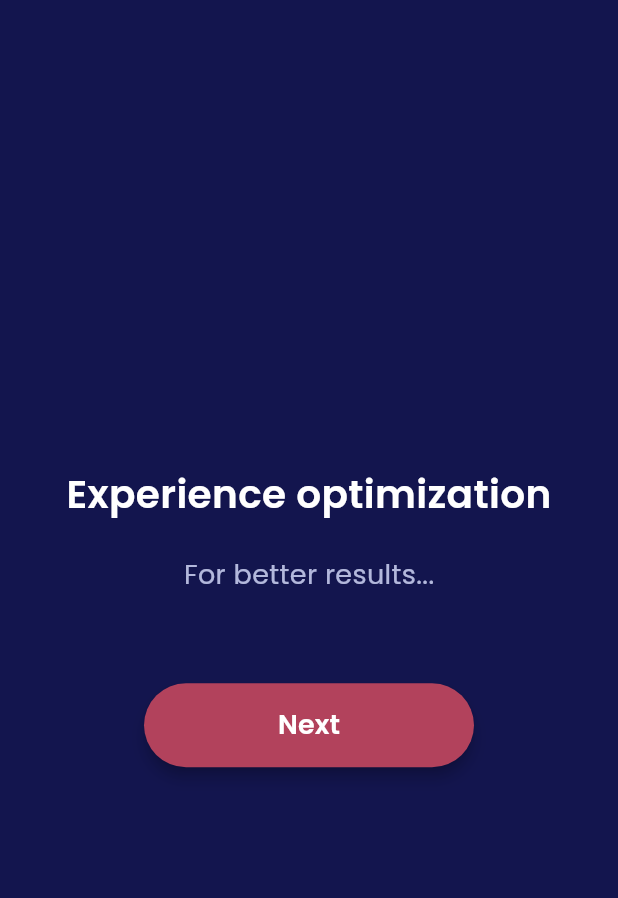
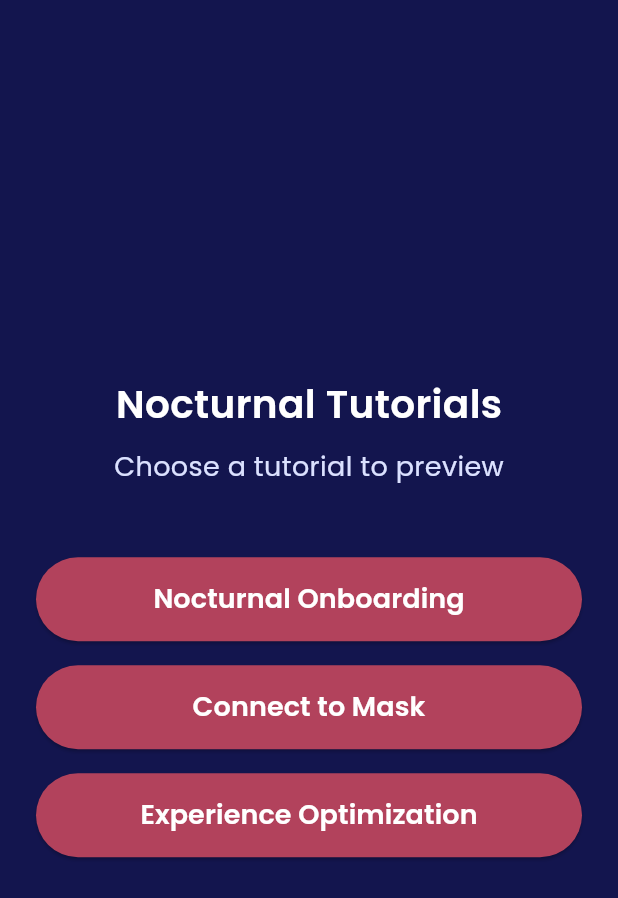
Before and after one commit to Nocturnal-Inc/nocturnal_flutter_tutorials, a Flutter app: the screen it shows after launch, on a phone screen of 412 x 824 dp. Shown: the top 898 px of the screen. Run offline on Flutter 3.47's test engine with Material 3 defaults, Android fonts, the phone set to English and light mode, and no system bars; drawn by our look-alikes of flutter_animate; our stand-ins replace chewie, smooth_page_indicator, video_player.

```diff
--- a/lib/main.dart
+++ b/lib/main.dart
@@ -11,7 +11,7 @@ class NocturnalOnboardingApp extends StatelessWidget {
   @override
   Widget build(BuildContext context) {
     return MaterialApp(
-      title: 'Nocturnal Onboarding',
+      title: 'Nocturnal Tutorials',
       debugShowCheckedModeBanner: false,
       theme: ThemeData(
         fontFamily: TutorialsTheme.fontFamily,
@@ -21,30 +21,106 @@ class NocturnalOnboardingApp extends StatelessWidget {
         ),
         scaffoldBackgroundColor: TutorialsTheme.backgroundColor,
       ),
-      // home: NocturnalOnboardingWidget(
-      //   onComplete: () {
-      //     debugPrint('Onboarding complete!');
-      //   },
-      //   disabledSections: const {},
-      //   skipLabel: 'Skip',
-      //   onSkip: () => debugPrint('Onboarding skipped!'),
-      // ),
-      // home: ConnectToMaskWidget(
-      //   onComplete: () {
-      //     debugPrint('Connection tutorial complete!');
-      //   },
-      //   onSkip: () => debugPrint('Connection tutorial skipped!'),
-      //   finishLabel: "Next",
-      // ),
-      home: ExperienceOptimizationWidget(
-        onComplete: () {
-          debugPrint('Experience optimazation complete!');
-        },
-        onSkip: () {
-          debugPrint('Experience optimization skipped!');
-        },
-        finishLabel: "Next",
+      home: const _TutorialLauncherPage(),
+    );
+  }
+}
+
+class _TutorialLauncherPage extends StatelessWidget {
+  const _TutorialLauncherPage();
+
+  void _push(BuildContext context, Widget page) {
+    Navigator.of(context).push(MaterialPageRoute(builder: (_) => page));
+  }
+
+  @override
+  Widget build(BuildContext context) {
+    return Scaffold(
+      body: Center(
+        child: Padding(
+          padding: const EdgeInsets.symmetric(
+            horizontal: TutorialsTheme.pagePadding,
+          ),
+          child: Column(
+            mainAxisSize: MainAxisSize.min,
+            children: [
+              Text('Nocturnal Tutorials', style: TutorialsTheme.headingStyle),
+              const SizedBox(height: 12),
+              Text(
+                'Choose a tutorial to preview',
+                style: TutorialsTheme.subheadingStyle,
+              ),
+              const SizedBox(height: 48),
+              _LauncherButton(
+                label: 'Nocturnal Onboarding',
+                onTap: () => _push(
+                  context,
+                  NocturnalOnboardingWidget(
+                    onComplete: () => Navigator.of(context).pop(),
+                    onSkip: () => Navigator.of(context).pop(),
+                    skipLabel: 'Skip',
+                    disabledSections: const {},
+                  ),
+                ),
+              ),
+              const SizedBox(height: 16),
+              _LauncherButton(
+                label: 'Connect to Mask',
+                onTap: () => _push(
+                  context,
+                  ConnectToMaskWidget(
+                    onComplete: () => Navigator.of(context).pop(),
+                    onSkip: () => Navigator.of(context).pop(),
+                    skipLabel: 'Skip',
+                    finishLabel: 'Next',
+                  ),
+                ),
+              ),
+              const SizedBox(height: 16),
+              _LauncherButton(
+                label: 'Experience Optimization',
+                onTap: () => _push(
+                  context,
+                  ExperienceOptimizationWidget(
+                    onComplete: () => Navigator.of(context).pop(),
+                    onSkip: () => Navigator.of(context).pop(),
+                    skipLabel: 'Skip',
+                    finishLabel: 'Next',
+                  ),
+                ),
+              ),
+            ],
+          ),
+        ),
       ),
     );
   }
 }
+
+class _LauncherButton extends StatelessWidget {
+  const _LauncherButton({required this.label, required this.onTap});
+
+  final String label;
+  final VoidCallback onTap;
+
+  @override
+  Widget build(BuildContext context) {
+    return SizedBox(
+      width: double.infinity,
+      height: 56,
+      child: ElevatedButton(
+        onPressed: onTap,
+        style: ElevatedButton.styleFrom(
+          backgroundColor: TutorialsTheme.buttonColor,
+          foregroundColor: TutorialsTheme.buttonTextColor,
+          shape: RoundedRectangleBorder(
+            borderRadius: BorderRadius.circular(
+              TutorialsTheme.buttonBorderRadius,
+            ),
+          ),
+        ),
+        child: Text(label, style: TutorialsTheme.buttonTextStyle),
+      ),
+    );
+  }
+}
```
